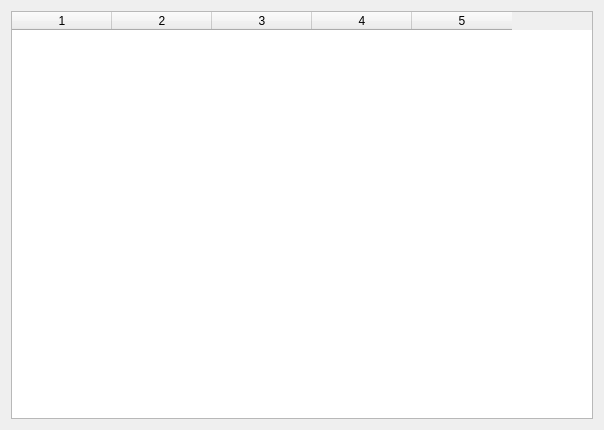
This is application_coffee_practice/ui/saledetail.ui in JasonJIJS/pyqt_study as Qt 5 draws it before an edit. The edited form follows.
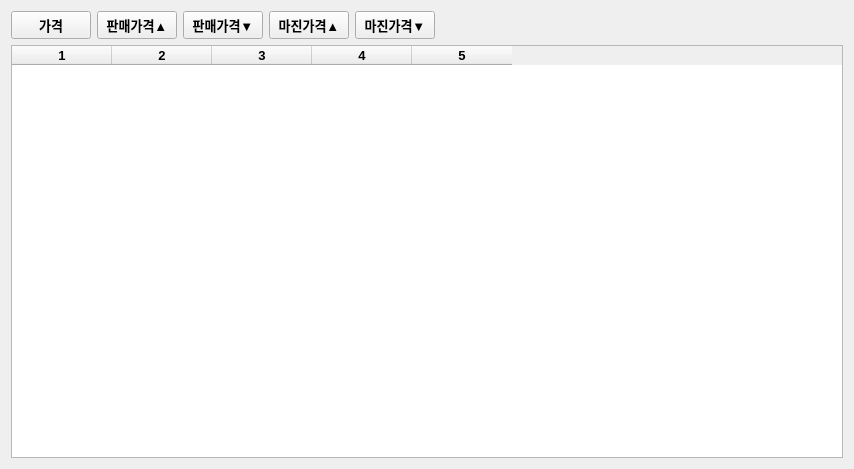
This is the edited form.

The edit to the form file:
```diff
--- a/application_coffee_practice/ui/saledetail.ui
+++ b/application_coffee_practice/ui/saledetail.ui
@@ -6,16 +6,112 @@
    <rect>
     <x>0</x>
     <y>0</y>
-    <width>604</width>
-    <height>430</height>
+    <width>854</width>
+    <height>469</height>
    </rect>
   </property>
   <property name="windowTitle">
    <string>판매세부내역</string>
   </property>
+  <layout class="QGridLayout" name="gridLayout_2">
+   <item row="0" column="0">
   <layout class="QGridLayout" name="gridLayout">
    <item row="0" column="0">
+      <layout class="QHBoxLayout" name="horizontalLayout">
+       <item>
+        <widget class="QPushButton" name="btn_sale">
+         <property name="font">
+          <font>
+           <pointsize>10</pointsize>
+           <weight>75</weight>
+           <bold>true</bold>
+          </font>
+         </property>
+         <property name="text">
+          <string>가격</string>
+         </property>
+        </widget>
+       </item>
+       <item>
+        <widget class="QPushButton" name="btn_saleprice_asc">
+         <property name="font">
+          <font>
+           <pointsize>10</pointsize>
+           <weight>75</weight>
+           <bold>true</bold>
+          </font>
+         </property>
+         <property name="text">
+          <string>판매가격▲</string>
+         </property>
+        </widget>
+       </item>
+       <item>
+        <widget class="QPushButton" name="btn_saleprice_desc">
+         <property name="font">
+          <font>
+           <pointsize>10</pointsize>
+           <weight>75</weight>
+           <bold>true</bold>
+          </font>
+         </property>
+         <property name="text">
+          <string>판매가격▼</string>
+         </property>
+        </widget>
+       </item>
+       <item>
+        <widget class="QPushButton" name="btn_marginprice_asc">
+         <property name="font">
+          <font>
+           <pointsize>10</pointsize>
+           <weight>75</weight>
+           <bold>true</bold>
+          </font>
+         </property>
+         <property name="text">
+          <string>마진가격▲</string>
+         </property>
+        </widget>
+       </item>
+       <item>
+        <widget class="QPushButton" name="btn_marginprice_desc">
+         <property name="font">
+          <font>
+           <pointsize>10</pointsize>
+           <weight>75</weight>
+           <bold>true</bold>
+          </font>
+         </property>
+         <property name="text">
+          <string>마진가격▼</string>
+         </property>
+        </widget>
+       </item>
+       <item>
+        <spacer name="horizontalSpacer">
+         <property name="orientation">
+          <enum>Qt::Horizontal</enum>
+         </property>
+         <property name="sizeHint" stdset="0">
+          <size>
+           <width>128</width>
+           <height>20</height>
+          </size>
+         </property>
+        </spacer>
+       </item>
+      </layout>
+     </item>
+     <item row="1" column="0">
     <widget class="QTableWidget" name="tableWidget">
+       <property name="font">
+        <font>
+         <pointsize>10</pointsize>
+         <weight>75</weight>
+         <bold>true</bold>
+        </font>
+       </property>
      <property name="rowCount">
       <number>0</number>
      </property>
@@ -31,6 +127,8 @@
      <column/>
      <column/>
     </widget>
+     </item>
+    </layout>
    </item>
   </layout>
  </widget>
```
Lines whose indentation alone changed are shown as unchanged.
